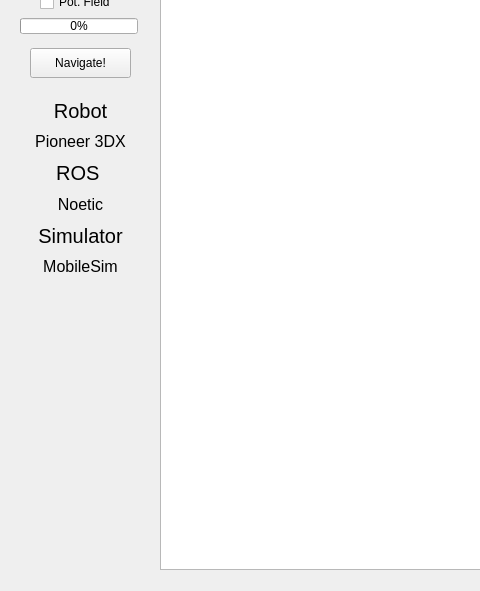
Qt form include/ros_mapping_gui/ros_mapping_gui.ui (fupbot/ROSActiveExplorationCMP545) before a commit; both pictures show x 0 to 480 and y 252 to 843 of the 982 by 843 pixel window.
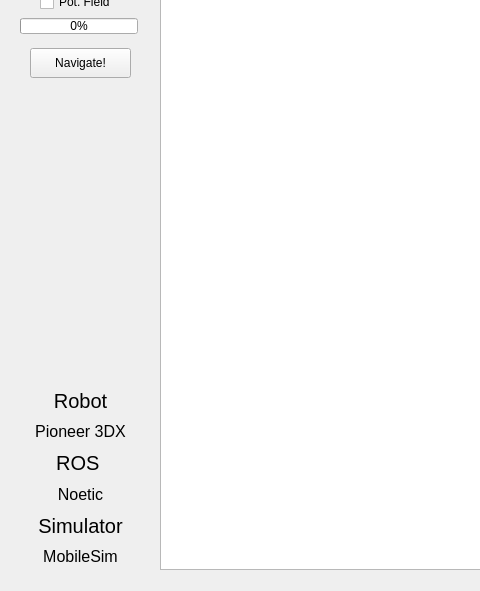
The same form after that commit.

Commit message: v1.7 - Working harmonic fields visualization and navigation

The edit to the form file:
```diff
--- a/include/ros_mapping_gui/ros_mapping_gui.ui
+++ b/include/ros_mapping_gui/ros_mapping_gui.ui
@@ -42,7 +42,7 @@
    <property name="geometry">
     <rect>
      <x>30</x>
-     <y>350</y>
+     <y>640</y>
      <width>101</width>
      <height>181</height>
     </rect>
```
The commit also changes 1 other file.
